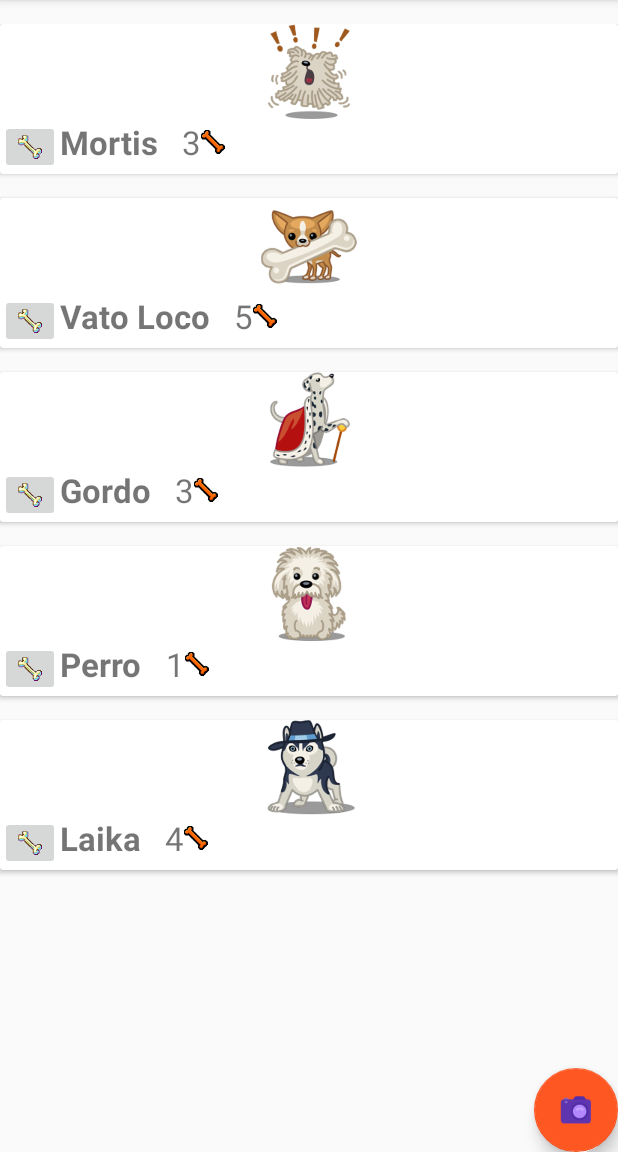
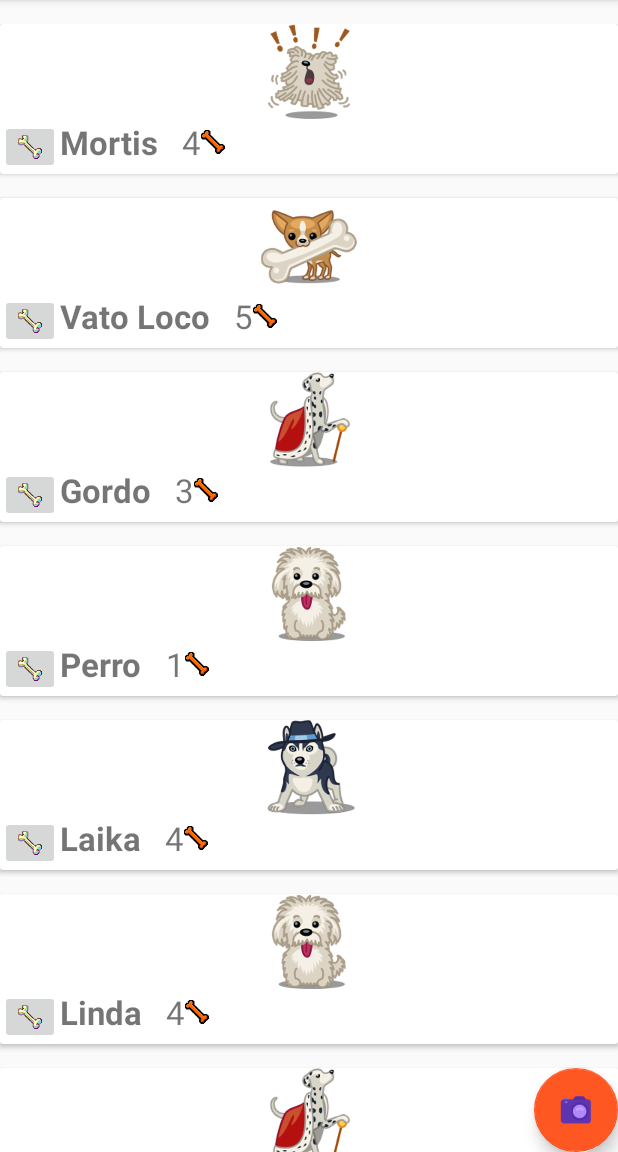
Before and after one commit to DanielMatienzoIriarte/RecyclerViewProject, an Android app: the screen it shows after launch (MainActivity), after a tap on an icon or button, on a phone screen of 412 x 824 dp, the part 84-1236 px from its top. Run offline under Robolectric (Android 15) with nearby library versions, the phone set to English and light mode, and no system bars.

Commit message:
upgrade rater.

```diff
--- a/app/src/main/java/com/example/danmat/recyclerviewproject/MainActivity.java
+++ b/app/src/main/java/com/example/danmat/recyclerviewproject/MainActivity.java
@@ -65,5 +65,7 @@ public class MainActivity extends AppCompatActivity {
         petsList.add(new Pet("Gordo", R.drawable.dog_dalmatian_king_icon, 3));
         petsList.add(new Pet("Perro", R.drawable.dog_einstein_icon, 1));
         petsList.add(new Pet("Laika", R.drawable.dog_haski_icon, 4));
+        petsList.add(new Pet("Linda", R.drawable.dog_einstein_icon, 4));
+        petsList.add(new Pet("Doggy", R.drawable.dog_dalmatian_king_icon, 5));
     }
 }
--- a/app/src/main/java/com/example/danmat/recyclerviewproject/PetAdapter.java
+++ b/app/src/main/java/com/example/danmat/recyclerviewproject/PetAdapter.java
@@ -29,7 +29,7 @@ public class PetAdapter extends RecyclerView.Adapter<PetAdapter.PetViewHolder>{
     }
 
     @Override
-    public void onBindViewHolder(PetViewHolder petViewHolder, int position) {
+    public void onBindViewHolder(final PetViewHolder petViewHolder, int position) {
         final Pet pet = petsList.get(position);
         petViewHolder.cardview_avatar.setImageResource(pet.getAvatar());
         petViewHolder.cardview_name.setText(pet.getName());
@@ -38,8 +38,8 @@ public class PetAdapter extends RecyclerView.Adapter<PetAdapter.PetViewHolder>{
               @Override
               public void onClick(View v) {
                   Toast.makeText(petMainActivity, pet.getName() + " liked", Toast.LENGTH_SHORT).show();
-                  int rate = pet.getRate();
-                  pet.setRate(rate++);
+                  pet.setRate(pet.getRate()+1);
+                  petViewHolder.cardview_rate_text.setText(Integer.toString(pet.getRate()));
               }
           });
 
--- a/app/src/main/java/com/example/danmat/recyclerviewproject/Top5Activity.java
+++ b/app/src/main/java/com/example/danmat/recyclerviewproject/Top5Activity.java
@@ -33,10 +33,10 @@ public class Top5Activity extends AppCompatActivity {
 
     public void initializePetsList(){
         petsList = new ArrayList<Pet>();
+        petsList.add(new Pet("Doggy", R.drawable.dog_dalmatian_king_icon, 5));
         petsList.add(new Pet("Vato Loco", R.drawable.dog_chihuahua_bone_icon, 5));
         petsList.add(new Pet("Laika", R.drawable.dog_haski_icon, 4));
         petsList.add(new Pet("Mortis", R.drawable.dog_bark_icon, 3));
         petsList.add(new Pet("Gordo", R.drawable.dog_dalmatian_king_icon, 3));
-        petsList.add(new Pet("Perro", R.drawable.dog_einstein_icon, 1));
     }
 }
```
Also changed, not shown: 1 other file.
